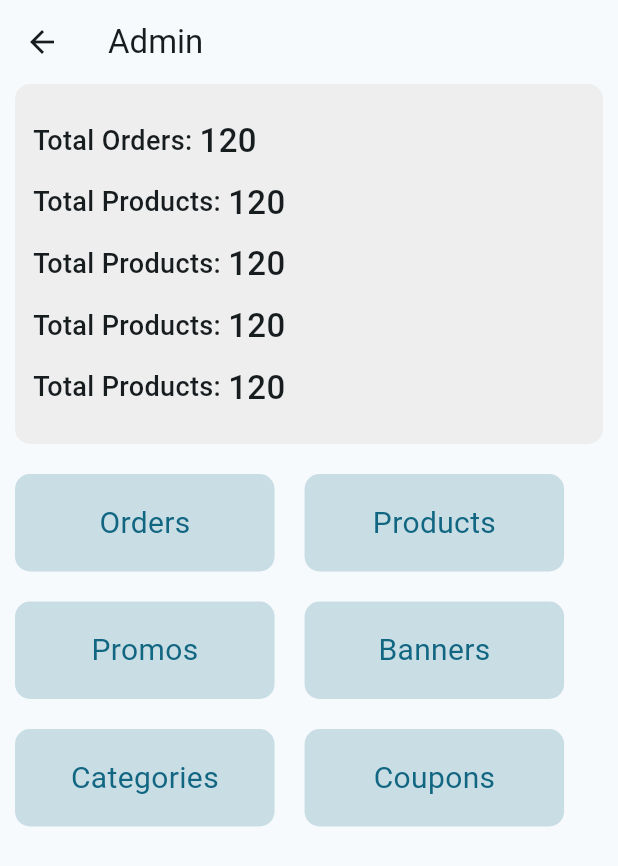
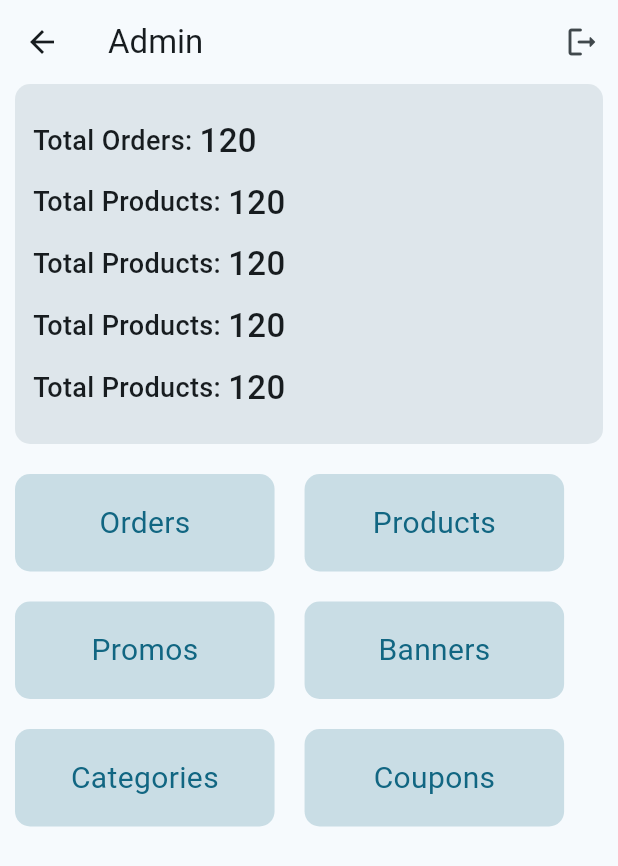
Before and after one commit to Sharathk1999/FindIt, a Flutter app: the AdminHome screen opened directly, on a phone screen of 412 x 824 dp. Shown: the top 866 px of the screen. Run offline on Flutter 3.47's test engine with Material 3 defaults, Android fonts, the light colour scheme and no system bars; our stand-ins replace firebase_auth, firebase_core; accounts and stored records are empty.

Commit message:
Completed user login/logout, UI, and auth function integration

```diff
--- a/lib/views/admin_home.dart
+++ b/lib/views/admin_home.dart
@@ -1,5 +1,6 @@
 import 'package:findit_admin_app/containers/dashboard_text.dart';
 import 'package:findit_admin_app/containers/home_btn.dart';
+import 'package:findit_admin_app/controllers/auth_service.dart';
 import 'package:flutter/material.dart';
 
 class AdminHome extends StatefulWidget {
@@ -15,18 +16,44 @@ class _AdminHomeState extends State<AdminHome> {
     return Scaffold(
       appBar: AppBar(
         title: const Text("Admin"),
+        actions: [
+          IconButton(
+            onPressed: () {
+              AuthService().logOut();
+              ScaffoldMessenger.of(context).showSnackBar(
+                             const SnackBar(
+                                content: Text(
+                                  "Logout Successful",
                                 ),
-      body: Column(
+                              ),
+                            );
+              Navigator.pushNamedAndRemoveUntil(
+                context,
+                "/login",
+                (route) => false,
+              );
+            },
+            icon: const Icon(
+              Icons.logout_rounded,
+            ),
+          ),
+        ],
+      ),
+      body: SingleChildScrollView(
+        child: Column(
           children: [
             Container(
               height: 240,
-            padding: EdgeInsets.all(12),
-            margin: EdgeInsets.only(left: 10, right: 10, bottom: 10,),
+              padding:const EdgeInsets.all(12),
+              margin:const EdgeInsets.only(
+                left: 10,
+                right: 10,
+                bottom: 10,
+              ),
               decoration: BoxDecoration(
-              color: Colors.grey.shade200,
-              borderRadius: BorderRadius.circular(10)
-            ),
-              child: Column(
+                  color: Colors.blueGrey.withAlpha(40),
+                  borderRadius: BorderRadius.circular(10)),
+              child:const Column(
                 crossAxisAlignment: CrossAxisAlignment.start,
                 mainAxisAlignment: MainAxisAlignment.spaceEvenly,
                 children: [
@@ -36,27 +63,47 @@ class _AdminHomeState extends State<AdminHome> {
                   DashboardText(keyword: "Total Products", value: "120"),
                   DashboardText(keyword: "Total Products", value: "120"),
                 ],
-              ),),
+              ),
+            ),
             Row(
               children: [
-                  HomeBtn(onTap: (){}, name: "Orders",),
-              HomeBtn(onTap: (){}, name: "Products",),
+                HomeBtn(
+                  onTap: () {},
+                  name: "Orders",
+                ),
+                HomeBtn(
+                  onTap: () {},
+                  name: "Products",
+                ),
               ],
             ),
             Row(
               children: [
-                  HomeBtn(onTap: (){}, name: "Promos",),
-              HomeBtn(onTap: (){}, name: "Banners",),
+                HomeBtn(
+                  onTap: () {},
+                  name: "Promos",
+                ),
+                HomeBtn(
+                  onTap: () {},
+                  name: "Banners",
+                ),
               ],
             ),
             Row(
               children: [
-                  HomeBtn(onTap: (){}, name: "Categories",),
-              HomeBtn(onTap: (){}, name: "Coupons",),
+                HomeBtn(
+                  onTap: () {},
+                  name: "Categories",
+                ),
+                HomeBtn(
+                  onTap: () {},
+                  name: "Coupons",
+                ),
               ],
             ),
           ],
         ),
+      ),
     );
   }
 }
```
Also changed, not shown: lib/main.dart (+40 -5 lines), lib/views/sign_up_page.dart (+34 -2 lines). Lines whose indentation alone changed are shown as unchanged.
